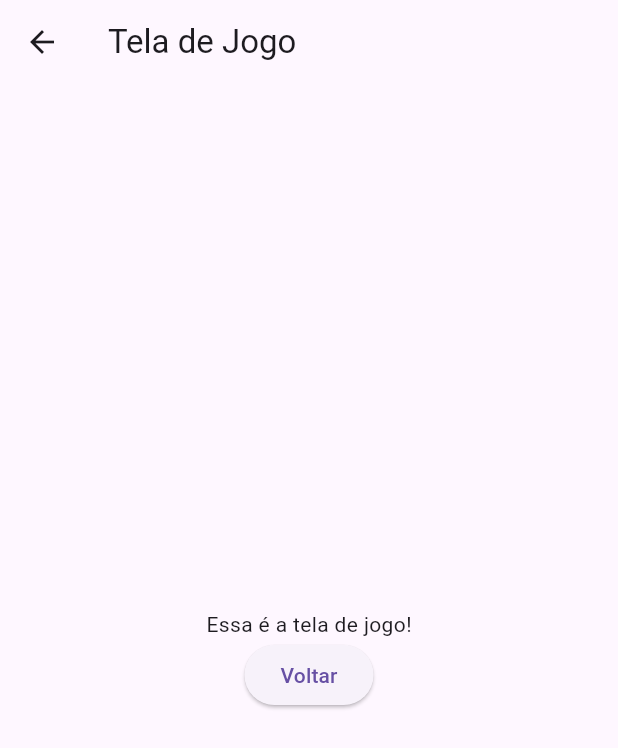
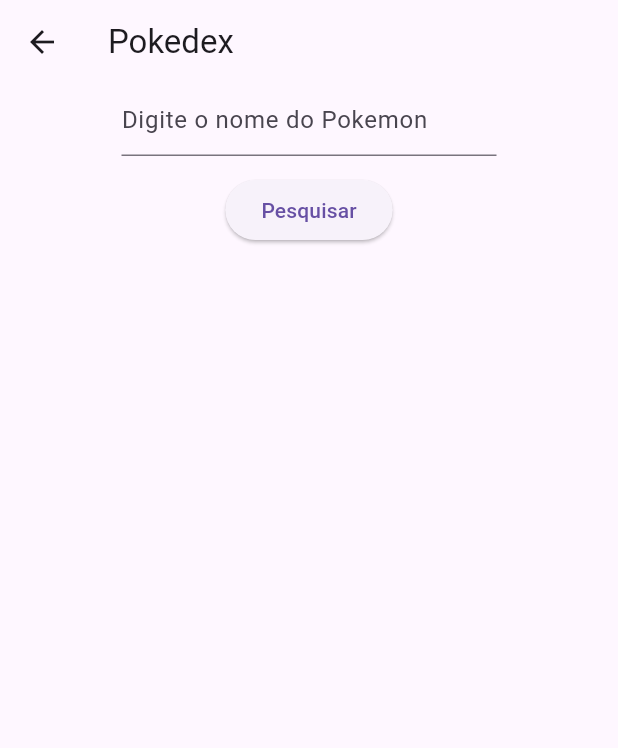
Before and after one commit to brendosousa/app-flutter, a Flutter app: the TelaJogar screen opened directly, on a phone screen of 412 x 824 dp. Shown: the top 748 px of the screen. Run offline on Flutter 3.47's test engine with Material 3 defaults, Android fonts, the phone set to English and light mode, and no system bars.

Commit message:
Pokedex: Add input e botão de pesquisa

```diff
--- a/meu_primeiro_app/lib/pages/other_page.dart
+++ /dev/null
@@ -1,31 +0,0 @@
-import 'package:flutter/material.dart';
-
-class TelaJogar extends StatefulWidget {
-  @override
-  _TelaJogarState createState() => _TelaJogarState();
-}
-
-class _TelaJogarState extends State<TelaJogar> {
-  @override
-  Widget build(BuildContext context) {
-    return Scaffold(
-      appBar: AppBar(
-        title: Text('Tela de Jogo'),
-      ),
-      body: Center(
-        child: Column(
-          mainAxisAlignment: MainAxisAlignment.center,
-          children: <Widget>[
-            Text('Essa é a tela de jogo!'),
-            ElevatedButton(
-              onPressed: () {
-                Navigator.pop(context);
-              },
-              child: Text('Voltar'),
-            ),
-          ],
-        ),
-      ),
-    );
-  }
-}
--- /dev/null
+++ b/meu_primeiro_app/lib/pages/pokedex_page.dart
@@ -0,0 +1,46 @@
+import 'dart:ui';
+
+import 'package:flutter/material.dart';
+
+class TelaJogar extends StatefulWidget {
+  @override
+  _TelaJogarState createState() => _TelaJogarState();
+}
+
+class _TelaJogarState extends State<TelaJogar> {
+  @override
+  Widget build(BuildContext context) {
+
+    return Scaffold(
+      appBar: AppBar(
+        title: Text('Pokedex'),
+      ),
+      body: Center(
+        child: Column(
+          mainAxisAlignment: MainAxisAlignment.start,
+          children: <Widget>[
+            SizedBox(
+              width: 250,
+              height: 60,
+              child: TextFormField(
+                decoration: const InputDecoration(hintText: 'Digite o nome do Pokemon'),
+                validator: (String? value) {
+                  if (value == null || value.isEmpty) {
+                    return 'Please enter some text';
+                  }
+                return null;
+                },
+              ),
+            ),
+            ElevatedButton(
+              onPressed: () {
+                Navigator.pop(context);
+              },
+              child: Text('Pesquisar'),
+            ),
+          ],
+        ),
+      ),
+    );
+  }
+}
--- a/meu_primeiro_app/lib/pages/second_page.dart
+++ b/meu_primeiro_app/lib/pages/second_page.dart
@@ -1,5 +1,5 @@
 import 'package:flutter/material.dart';
-import 'package:meu_primeiro_app/pages/other_page.dart';
+import 'package:meu_primeiro_app/pages/pokedex_page.dart';
 
 //Aqui é criado o app
 class TelaInicial extends StatefulWidget {
```
